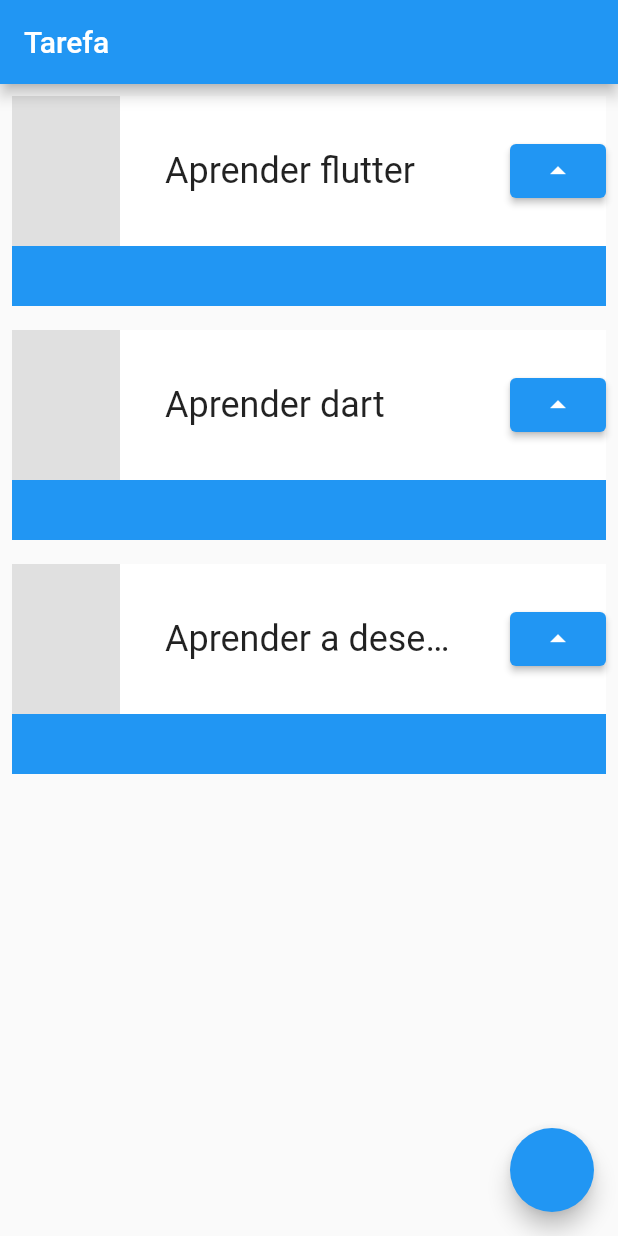
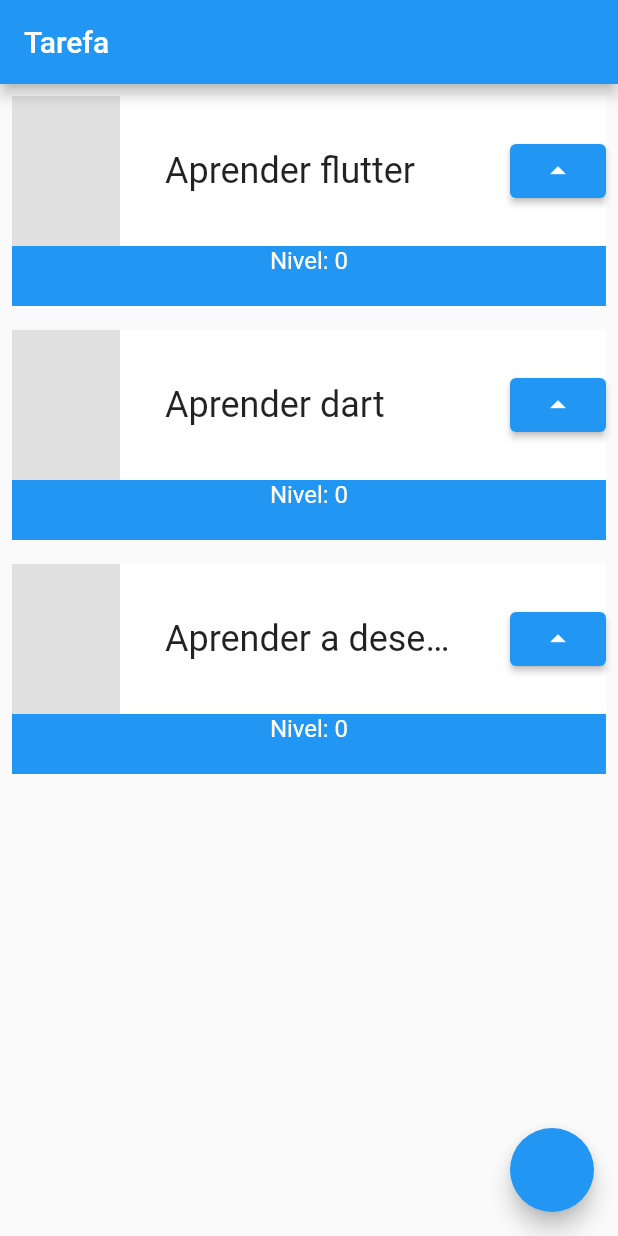
Before and after one commit to RafaelSouza-13/lista-de-tarefas, a Flutter app: the screen it shows after launch, on a phone screen of 412 x 824 dp. Run offline on Flutter 3.47's test engine with Material 2 defaults, Android fonts, the phone set to English and light mode, and no system bars.

Commit message:
Adicionando contador de nível

```diff
--- a/lib/main.dart
+++ b/lib/main.dart
@@ -16,7 +16,7 @@ class MyApp extends StatelessWidget {
       ),
       home: Scaffold(
         appBar: AppBar(
-          title: Text(
+          title: const Text(
             'Tarefa',
           ),
         ),
@@ -39,10 +39,16 @@ class MyApp extends StatelessWidget {
   }
 }
 
-class Task extends StatelessWidget {
+class Task extends StatefulWidget {
   final String task;
   const Task({Key? key, required this.task}) : super(key: key);
 
+  @override
+  State<Task> createState() => _TaskState();
+}
+
+class _TaskState extends State<Task> {
+  int nivel = 0;
   @override
   Widget build(BuildContext context) {
     return Padding(
@@ -54,6 +60,8 @@ class Task extends StatelessWidget {
               color: Colors.blue,
               height: 140,
             ),
+            Column(
+              children: [
                 Container(
                   color: Colors.white,
                   height: 100,
@@ -68,18 +76,31 @@ class Task extends StatelessWidget {
                       Container(
                         width: 200,
                         child: Text(
-                      task,
+                          widget.task,
                           style: TextStyle(fontSize: 24),
                           overflow: TextOverflow.ellipsis,
                         ),
                       ),
                       ElevatedButton(
-                      onPressed: () {},
+                          onPressed: () {
+                            setState(() {
+                              nivel++;
+                            });
+                          },
                           child: Icon(
                             Icons.arrow_drop_up,
                           ))
                     ],
                   ),
+                ),
+                Text(
+                  "Nivel: $nivel",
+                  style: TextStyle(
+                    fontSize: 16,
+                    color: Colors.white,
+                  ),
+                ),
+              ],
             ),
           ],
         ),
```
Also changed, not shown: 1 other file. Lines whose indentation alone changed are shown as unchanged.
